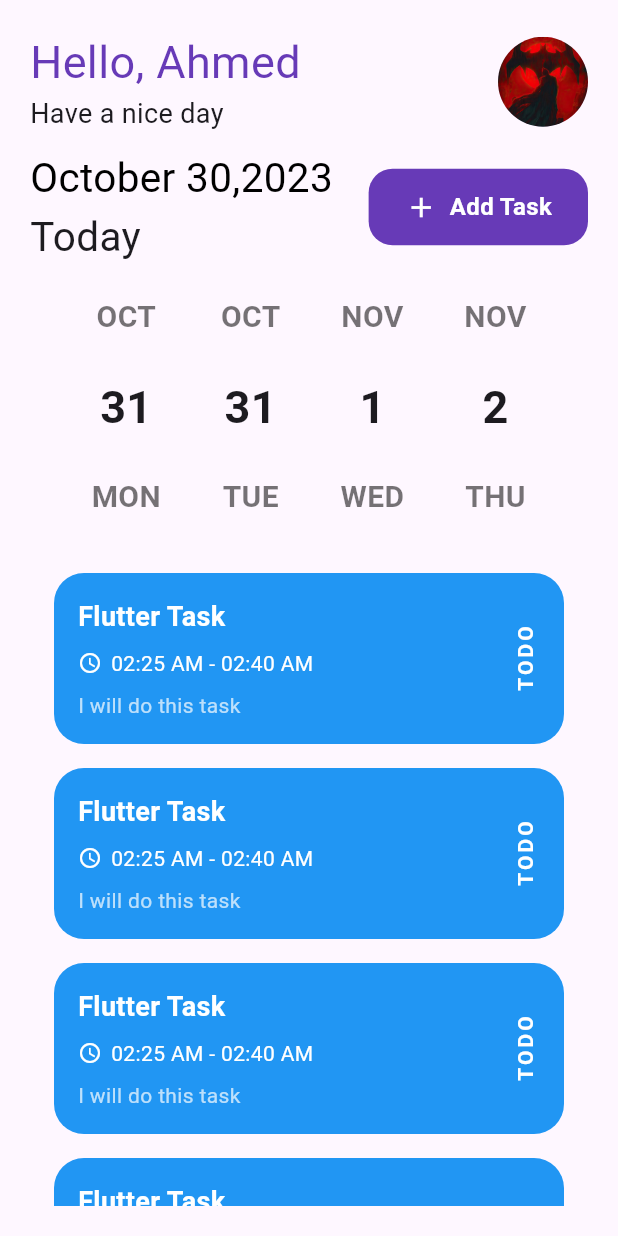
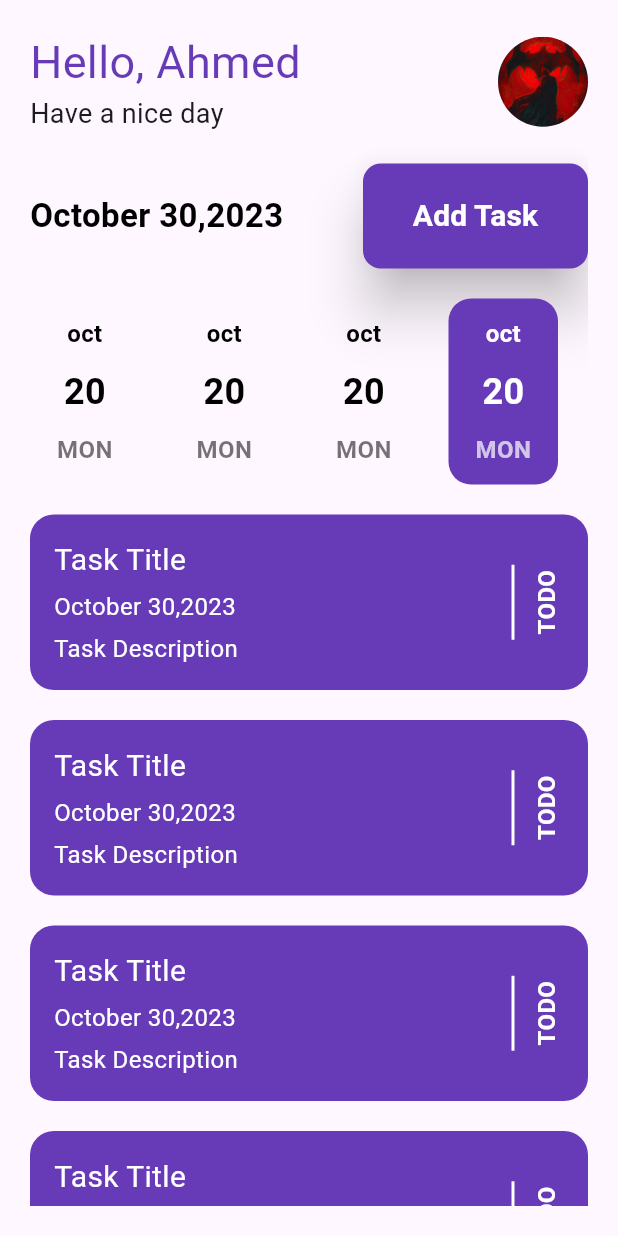
Before and after one commit to AHMEDCS50MAHMOUD/notes_, a Flutter app: the HomeScreen screen opened directly, on a phone screen of 412 x 824 dp. Run offline on Flutter 3.47's test engine with Material 3 defaults, Android fonts, the phone set to English and light mode, and no system bars; our stand-ins replace image_picker, lottie.

Commit message:
your commit message

```diff
--- a/lib/screens/home_screen.dart
+++ b/lib/screens/home_screen.dart
@@ -1,6 +1,8 @@
 import 'package:flutter/material.dart';
-import 'package:notes/widgets/days.dart';
-import 'package:notes/widgets/tasks.dart';
+import 'package:notes/widgets/date_and_add_task_row.dart';
+import 'package:notes/widgets/date_container.dart';
+import 'package:notes/widgets/home_app_bar.dart';
+import 'package:notes/widgets/task_item.dart';
 
 
 class HomeScreen extends StatelessWidget {
@@ -12,102 +14,33 @@ class HomeScreen extends StatelessWidget {
       body: SafeArea(
         child: Padding(
           padding: const EdgeInsets.all(20.0),
-          child: Column(
+          child: ListView(
             children: [
-              Row(
-                children: [
-                  Expanded(
-                    child: Column(
-                      crossAxisAlignment: CrossAxisAlignment.start,
-                      children: [
-                        Text(
-                          "Hello, Ahmed",
-                          style: TextStyle(
-                            fontSize: 30,
-                            color: Colors.deepPurple,
-                          ),
-                          maxLines: 1,
-                          overflow: TextOverflow.ellipsis,
-                        ),
-                        Text("Have a nice day", style: TextStyle(fontSize: 18)),
-                      ],
-                    ),
-                  ),
-                  SizedBox(width: 10),
-                  CircleAvatar(
-                    radius: 30,
-                    backgroundImage: Image.asset("assets/images/bat.jpg").image,
-                  ),
-                ],
-              ),
-              SizedBox(height: 10,),
-              Row(
-                children: [
-                  Expanded(
-                    child: Column(
-                      crossAxisAlignment: CrossAxisAlignment.start,
-                      children: [
-                        Text(
-                          "October 30,2023",
-                          style: TextStyle(fontSize: 27, color: Colors.black),
-                          maxLines: 1,
-                          overflow: TextOverflow.ellipsis,
-                        ),
-                        Text("Today", style: TextStyle(fontSize: 27)),
-                      ],
-                    ),
-                  ),
-                  SizedBox(width: 10),
-                  Container(
-                    padding: const EdgeInsets.symmetric(
-                      horizontal: 24,
-                      vertical: 14,
-                    ),
-                    decoration: BoxDecoration(
-                      color: Colors.deepPurple,
-                      borderRadius: BorderRadius.circular(16),
-                    ),
-                    child: Row(
-                      mainAxisSize: MainAxisSize.min,
-                      children: const [
-                        Icon(Icons.add, color: Colors.white, size: 22),
-                        SizedBox(width: 8),
-                        Text(
-                          "Add Task",
-                          style: TextStyle(
-                            color: Colors.white,
-                            fontSize: 16,
-                            fontWeight: FontWeight.w600,
-                          ),
-                        ),
-                      ],
-                    ),
-                  ),
-                ],
-              ),
+              HomeAppBar(),
               SizedBox(height: 20,),
-              SingleChildScrollView(
-                scrollDirection: Axis.horizontal,
-                child: Row(
-                  children: const [
-                    Day(month: "OCT",day: "31",weekDay: "MON",),
-                    SizedBox(width: 40),
-                    Day(month: "OCT",day: "31",weekDay: "TUE",),
-                    SizedBox(width: 40),
-                    Day(month: "NOV",day: "1",weekDay: "WED",),
-                    SizedBox(width: 40),
-                    Day(month: "NOV",day: "2",weekDay: "THU",),
+              DateAndAddTaskRow(),
+
+              SizedBox(height: 20,),
+               Row(
+                  children: [
+                    DateContainer(),
+                    SizedBox(width: 20),
+                    DateContainer(),
+                    SizedBox(width: 20),
+                    DateContainer(),
+                    SizedBox(width: 20),
+                    DateContainer(isActive: true,),
+                    SizedBox(width: 20,)
                   ],
                 ),
-              ),
               SizedBox(height: 20,),
-              Expanded(
-                child: Tasks(),
-              ),
-
-
-
-
+              ListView.separated(
+                shrinkWrap: true,
+                physics: NeverScrollableScrollPhysics(),
+                itemBuilder: (context, index) => TaskItem(),
+                itemCount: 10,
+                separatorBuilder: (context, index) => SizedBox(height: 20)
+              )
             ],
           ),
         ),
--- /dev/null
+++ b/lib/widgets/date_and_add_task_row.dart
@@ -0,0 +1,28 @@
+import 'package:flutter/material.dart';
+import 'package:notes/screens/add_task_screen.dart';
+import 'package:notes/widgets/app_button.dart';
+
+class DateAndAddTaskRow extends StatelessWidget {
+  const DateAndAddTaskRow({super.key});
+
+  @override
+  Widget build(BuildContext context) {
+    return Row(
+      mainAxisAlignment: MainAxisAlignment.spaceBetween,
+      children: [
+        Text(
+          "October 30,2023",
+          style: TextStyle(fontSize: 22,fontWeight: FontWeight.bold, color: Colors.black),
+
+        ),
+        SizedBox(width: 150,child: AppButton(title: "Add Task",
+        onPressed: (){
+          Navigator.push(context, MaterialPageRoute(builder:(context)=>AddTaskScreen()));
+        },
+        ),)
+
+
+      ],
+    );
+  }
+}
--- /dev/null
+++ b/lib/widgets/date_container.dart
@@ -0,0 +1,55 @@
+import 'package:flutter/material.dart';
+
+class DateContainer extends StatelessWidget {
+
+  final bool isActive;
+
+  const DateContainer({
+    super.key,
+
+    this.isActive = false,
+  });
+
+  @override
+  Widget build(BuildContext context) {
+    return Expanded(
+      child: Container(
+        padding: const EdgeInsets.symmetric(horizontal: 16, vertical: 12),
+        decoration: BoxDecoration(
+          color: isActive ? Colors.deepPurple : Colors.transparent,
+          borderRadius: BorderRadius.circular(15),
+        ),
+        child: Column(
+          children: [
+            Text(
+              "oct",
+              style: TextStyle(
+                color: isActive ? Colors.white : Colors.black,
+                fontSize: 16,
+                fontWeight: FontWeight.bold,
+              ),
+            ),
+            const SizedBox(height: 10),
+            Text(
+              "20",
+              style: TextStyle(
+                color: isActive ? Colors.white : Colors.black,
+                fontSize: 24,
+                fontWeight: FontWeight.bold,
+              ),
+            ),
+            const SizedBox(height: 10),
+            Text(
+              "MON",
+              style: TextStyle(
+                color: isActive ? Colors.white70 : Colors.black54,
+                fontSize: 16,
+                fontWeight: FontWeight.bold,
+              ),
+            ),
+          ],
+        ),
+      ),
+    );
+  }
+}
--- a/lib/widgets/days.dart
+++ /dev/null
@@ -1,40 +0,0 @@
-import 'package:flutter/material.dart';
-
-
-
-class Day extends StatelessWidget {
-  final String month;
-  final String day;
-  final String weekDay;
-
-  const Day({super.key,
-    required this.month,
-    required this.day,
-    required this.weekDay,
-  });
-
-  @override
-  Widget build(BuildContext context) {
-    return Column(
-      children: [
-        Text(
-          month,
-          style: const TextStyle(color: Colors.black54, fontSize: 20,fontWeight: FontWeight.bold),
-        ),
-        const SizedBox(height: 24),
-        Text(
-          day,
-          style: const TextStyle(
-            fontSize: 30,
-            fontWeight: FontWeight.bold,
-          ),
-        ),
-        const SizedBox(height: 24),
-        Text(
-          weekDay,
-          style: const TextStyle(color: Colors.black54, fontSize: 20,fontWeight: FontWeight.bold),
-        ),
-      ],
-    );
-  }
-}
--- /dev/null
+++ b/lib/widgets/home_app_bar.dart
@@ -0,0 +1,36 @@
+import 'package:flutter/material.dart';
+
+
+class HomeAppBar extends StatelessWidget {
+  const HomeAppBar({super.key});
+
+  @override
+  Widget build(BuildContext context) {
+    return Row(
+      children: [
+        Expanded(
+          child: Column(
+            crossAxisAlignment: CrossAxisAlignment.start,
+            children: [
+              Text(
+                "Hello, Ahmed",
+                style: TextStyle(
+                  fontSize: 30,
+                  color: Colors.deepPurple,
+                ),
+                maxLines: 1,
+                overflow: TextOverflow.ellipsis,
+              ),
+              Text("Have a nice day", style: TextStyle(fontSize: 18)),
+            ],
+          ),
+        ),
+        SizedBox(width: 10),
+        CircleAvatar(
+          radius: 30,
+          backgroundImage: Image.asset("assets/images/bat.jpg").image,
+        ),
+      ],
+    );
+  }
+}
--- /dev/null
+++ b/lib/widgets/task_item.dart
@@ -0,0 +1,55 @@
+import 'package:flutter/material.dart';
+
+
+class TaskItem extends StatelessWidget {
+  const TaskItem({super.key});
+
+  @override
+  Widget build(BuildContext context) {
+    return Dismissible(
+        key: UniqueKey(),
+        child: Container(
+          padding: const EdgeInsets.all(16),
+          width: double.infinity,
+          decoration: BoxDecoration(
+            borderRadius: BorderRadius.circular(16),
+            color: Colors.deepPurple
+          ),
+          child: Row(
+            children: [
+              Expanded(
+                  child: Column(
+                    spacing: 5,
+                    crossAxisAlignment: CrossAxisAlignment.start,
+                    children: [
+                      Text("Task Title",style: TextStyle(fontSize: 20
+                          ,color: Colors.white)),
+                      Text("October 30,2023",style: TextStyle(fontSize: 16
+                          ,color: Colors.white)),
+                      Text("Task Description",style: TextStyle(fontSize: 16
+                          ,color: Colors.white)),
+
+
+                    ],
+                  )),
+              SizedBox(width: 20,),
+              Container(
+                height: 50,
+                width: 2,
+                color: Colors.white,
+              ),
+              SizedBox(width: 10,),
+              RotatedBox(quarterTurns: 3,
+              child: Text("TODO",style: TextStyle(
+                fontWeight: FontWeight.bold,
+                fontSize: 16,
+                color: Colors.white
+              ),),
+              )
+            ],
+          ),
+
+
+        ));
+  }
+}
--- a/lib/widgets/tasks.dart
+++ /dev/null
@@ -1,80 +0,0 @@
-import 'package:flutter/material.dart';
-
-class Tasks extends StatelessWidget {
-  const Tasks({super.key});
-
-  @override
-  Widget build(BuildContext context) {
-    return ListView.builder(
-      padding: const EdgeInsets.all(16),
-      itemCount: 22,
-      itemBuilder: (context, index) {
-        return const TaskCard();
-      },
-    );
-  }
-}
-
-class TaskCard extends StatelessWidget {
-  const TaskCard({super.key});
-
-  @override
-  Widget build(BuildContext context) {
-    return Container(
-      margin: const EdgeInsets.only(bottom: 16),
-      padding: const EdgeInsets.all(16),
-      decoration: BoxDecoration(
-        color: Colors.blue,
-        borderRadius: BorderRadius.circular(20),
-      ),
-      child: Row(
-        children: [
-          Expanded(
-            child: Column(
-              crossAxisAlignment: CrossAxisAlignment.start,
-              children: const [
-                Text(
-                  'Flutter Task',
-                  style: TextStyle(
-                    color: Colors.white,
-                    fontSize: 18,
-                    fontWeight: FontWeight.bold,
-                  ),
-                ),
-                SizedBox(height: 8),
-                Row(
-                  children: [
-                    Icon(Icons.access_time,
-                        color: Colors.white, size: 16),
-                    SizedBox(width: 6),
-                    Text(
-                      '02:25 AM - 02:40 AM',
-                      style: TextStyle(color: Colors.white),
-                    ),
-                  ],
-                ),
-                SizedBox(height: 8),
-                Text(
-                  'I will do this task',
-                  style: TextStyle(color: Colors.white70),
-                ),
-              ],
-            ),
-          ),
-
-          RotatedBox(
-            quarterTurns: 3,
-            child: Text(
-              'TODO',
-              style: TextStyle(
-                color: Colors.white,
-                fontWeight: FontWeight.bold,
-                letterSpacing: 2,
-              ),
-            ),
-          ),
-        ],
-      ),
-    );
-  }
-}
```
Also changed, not shown: lib/screens/add_task_screen.dart (added, +148 -0 lines), lib/widgets/app_text_form_field.dart (added, +43 -0 lines).
